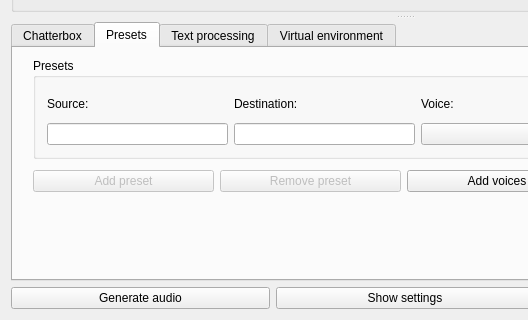
This is designer/dialog.ui in skafiend/anki-offline-tts as Qt 5 draws it before an edit; both pictures show x 0 to 528 and y 238 to 558 of the 810 by 558 pixel window. The edited form follows.
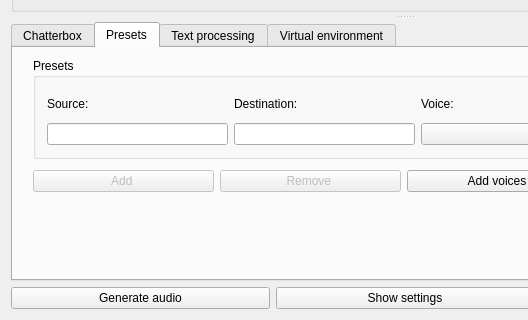
This is the edited form.

Patch:
```diff
--- a/designer/dialog.ui
+++ b/designer/dialog.ui
@@ -510,7 +510,7 @@
             <bool>false</bool>
            </property>
            <property name="text">
-            <string>Add preset</string>
+            <string>Add </string>
            </property>
            <property name="autoDefault">
             <bool>false</bool>
@@ -523,7 +523,7 @@
             <bool>false</bool>
            </property>
            <property name="text">
-            <string>Remove preset</string>
+            <string>Remove </string>
            </property>
            <property name="autoDefault">
             <bool>false</bool>
```
